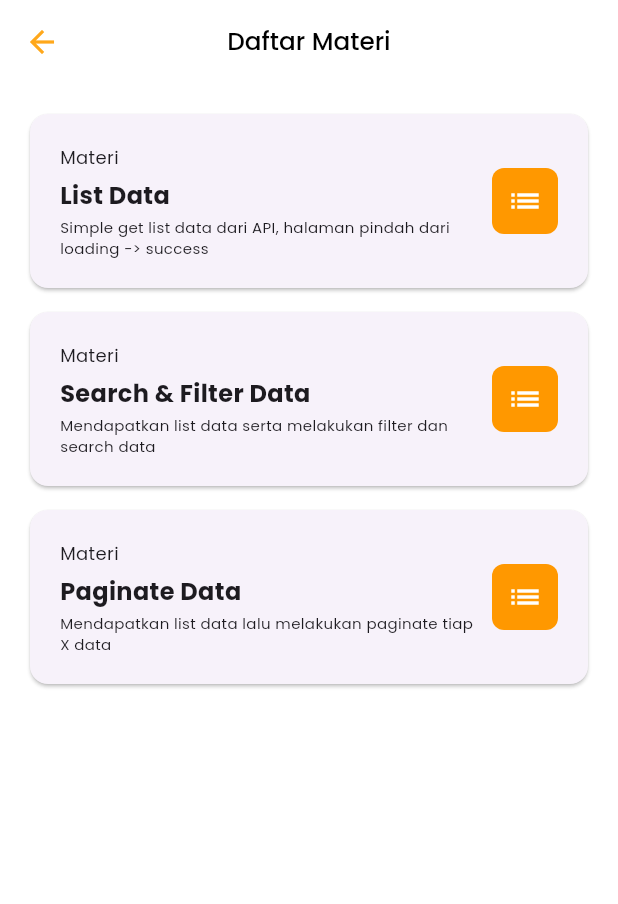
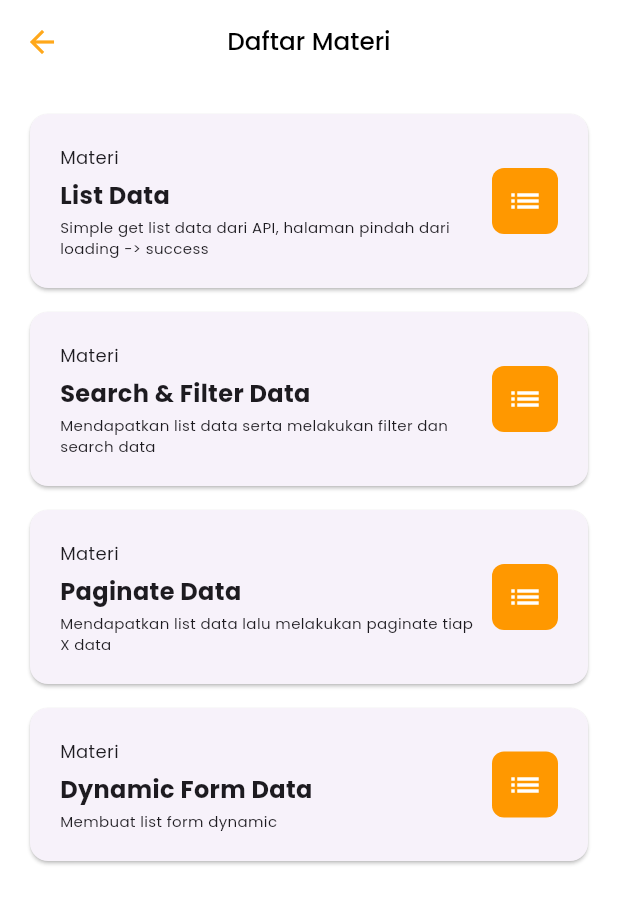
Before and after one commit to Gusrinda/template_flutterku, a Flutter app: the DaftarMateriPage screen opened directly, on a phone screen of 412 x 824 dp. Shown: the top 904 px of the screen. Run offline on Flutter 3.47's test engine with Material 3 defaults, Android fonts, the phone set to English and light mode, and no system bars; our stand-ins replace badges, bloc, cached_network_image, dio, equatable, firebase_core and 13 more; missing offline and left inert: dio_flutter_transformer, flimer, flutter_hud; accounts and stored records are empty; generated files the repository leaves out were written again.

Commit message:
feat : update apps

```diff
--- a/lib/src/presentation/views/materi/daftar_materi_view.dart
+++ b/lib/src/presentation/views/materi/daftar_materi_view.dart
@@ -146,4 +146,9 @@ List<DataMateri> daftarMateri() => [
           deskripsi:
               "Mendapatkan list data lalu melakukan paginate tiap X data",
           function: MateriPaginateDataView.routeName),
+                DataMateri(
+          judul: "Dynamic Form Data",
+          deskripsi:
+              "Membuat list form dynamic",
+          function: MateriPaginateDataView.routeName),
     ];
```
Also changed, not shown: lib/src/presentation/views/materi/materi_page/materi_form_dynamic.dart (added, +28 -0 lines).
